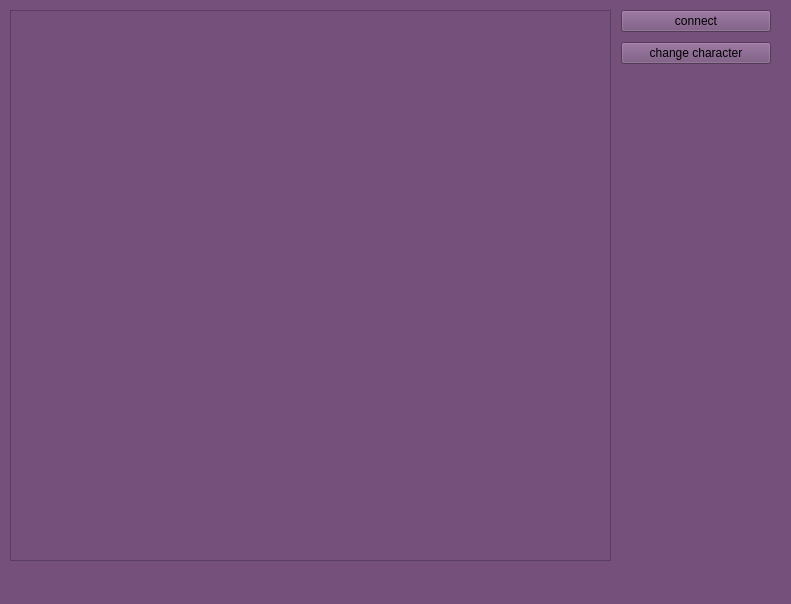
Taifin/ChitChat, file client/main_window.ui: the form before one commit.
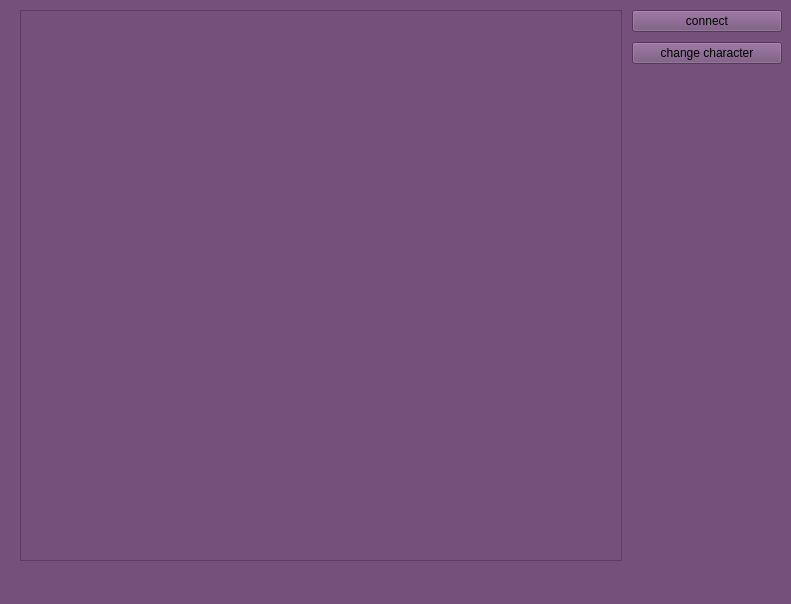
The form after the commit.

Diff of the .ui file:
```diff
--- a/client/main_window.ui
+++ b/client/main_window.ui
@@ -23,9 +23,9 @@
    <widget class="QWidget" name="horizontalLayoutWidget">
     <property name="geometry">
      <rect>
-      <x>0</x>
+      <x>10</x>
       <y>0</y>
-      <width>781</width>
+      <width>782</width>
       <height>561</height>
      </rect>
     </property>
@@ -49,7 +49,28 @@
       <number>0</number>
      </property>
      <item>
-      <widget class="QGraphicsView" name="room_view"/>
+      <widget class="QGraphicsView" name="room_view">
+       <property name="minimumSize">
+        <size>
+         <width>600</width>
+         <height>550</height>
+        </size>
+       </property>
+       <property name="verticalScrollBarPolicy">
+        <enum>Qt::ScrollBarAlwaysOff</enum>
+       </property>
+       <property name="horizontalScrollBarPolicy">
+        <enum>Qt::ScrollBarAlwaysOff</enum>
+       </property>
+       <property name="sceneRect">
+        <rectf>
+         <x>0.000000000000000</x>
+         <y>0.000000000000000</y>
+         <width>600.000000000000000</width>
+         <height>550.000000000000000</height>
+        </rectf>
+       </property>
+      </widget>
      </item>
      <item>
       <layout class="QVBoxLayout" name="verticalLayout_2">
```
